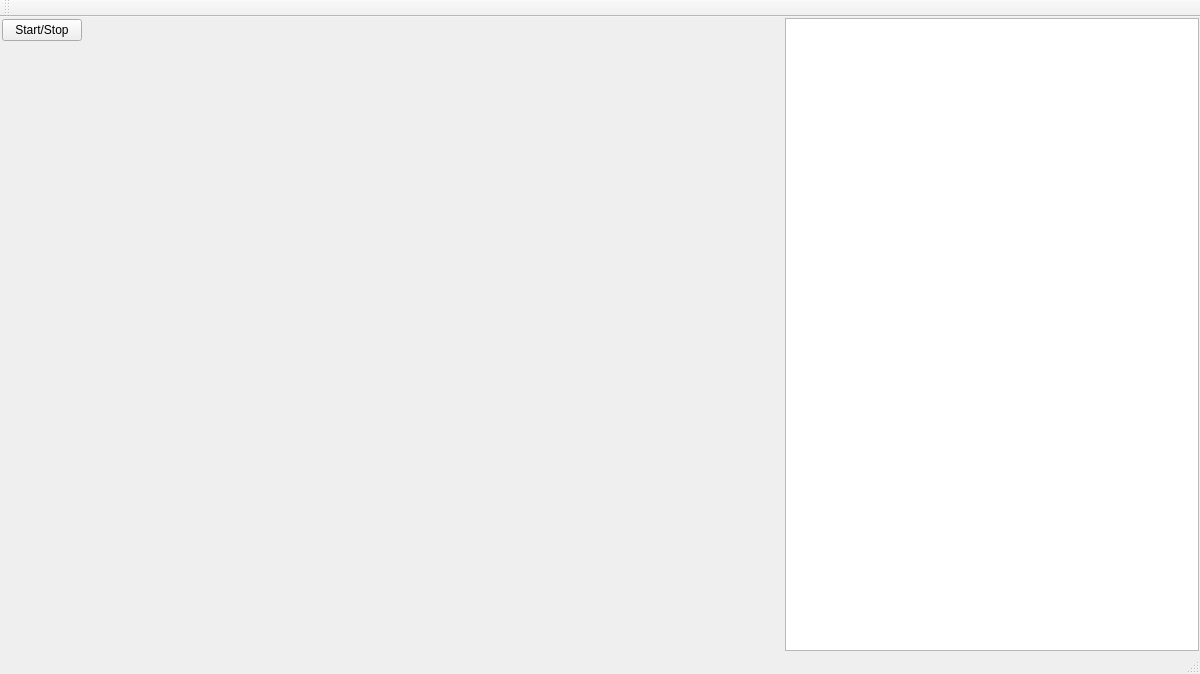
Before: the Qt Designer form evoCacheView/mainwindow.ui in GaelReinaudi/Cache-Bot, drawn with Qt 5.
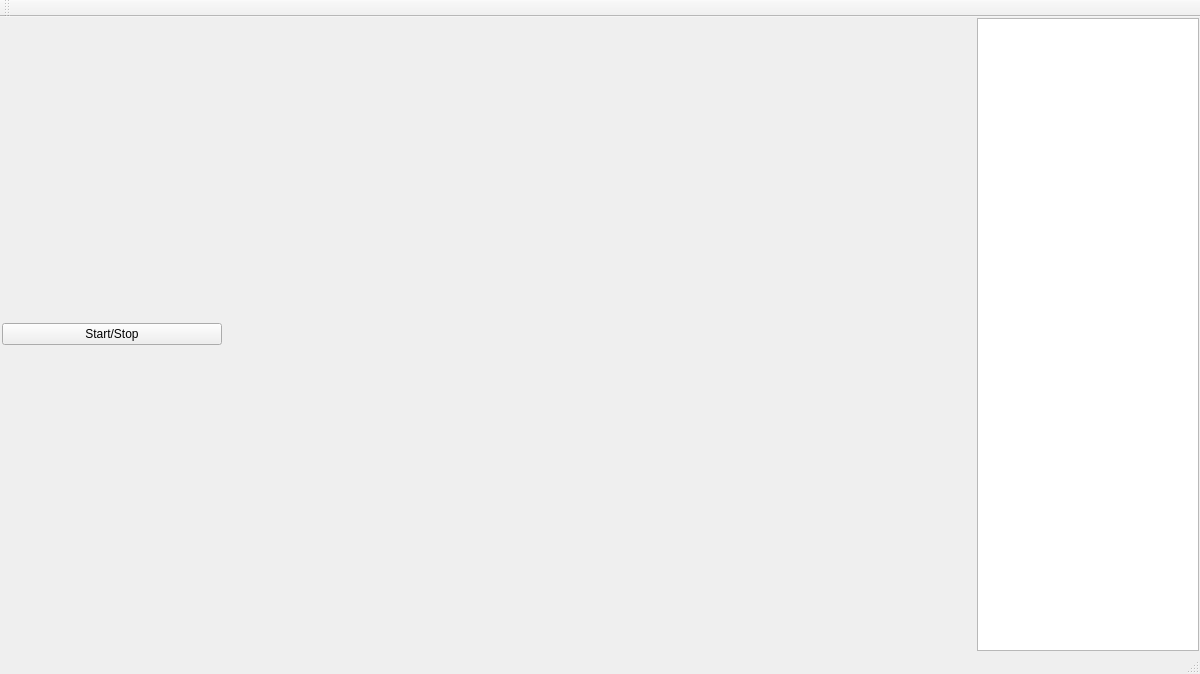
After: the same form once the commit is applied. Custom widgets are drawn as their Qt base class.

Commit message: fitness plot during evolution

What changed in the file:
```diff
--- a/evoCacheView/mainwindow.ui
+++ b/evoCacheView/mainwindow.ui
@@ -14,7 +14,7 @@
    <string>MainWindow</string>
   </property>
   <widget class="QWidget" name="centralWidget">
-   <layout class="QHBoxLayout" name="horizontalLayout" stretch="0,10,6">
+   <layout class="QHBoxLayout" name="horizontalLayout" stretch="3,10,3">
     <property name="leftMargin">
      <number>1</number>
     </property>
@@ -28,8 +28,8 @@
      <number>1</number>
     </property>
     <item>
-     <widget class="QWidget" name="widget" native="true">
-      <layout class="QVBoxLayout" name="verticalLayout" stretch="0,1">
+     <widget class="QWidget" name="leftWidget" native="true">
+      <layout class="QVBoxLayout" name="verticalLayout" stretch="0,0">
        <property name="leftMargin">
         <number>1</number>
        </property>
```
Left out of the diff: 2 changed lines with no effect on the pictures. The commit also changes 2 other files.
